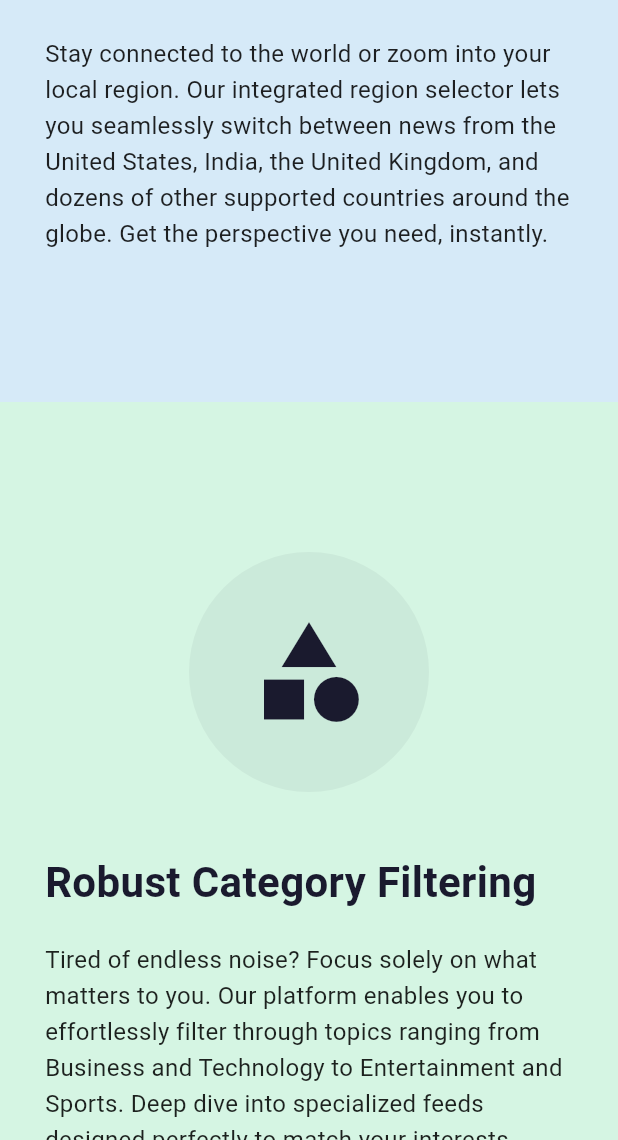
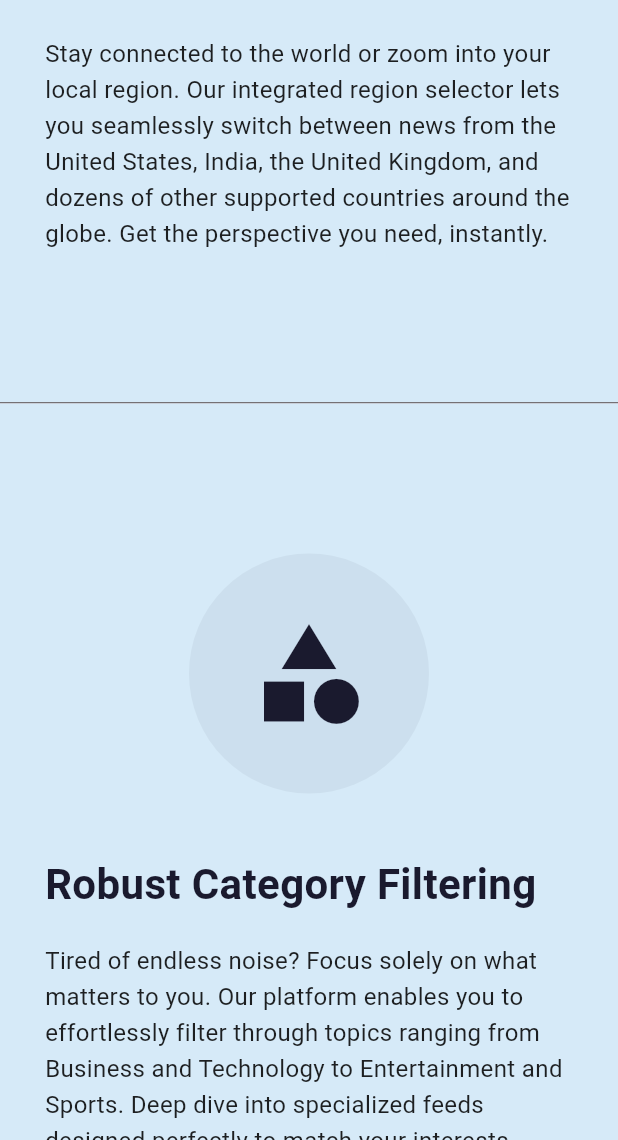
Before and after one commit to Nishiv15/news_feed, a Flutter app: the screen it shows after launch, scrolled down 1152 dp, on a phone screen of 412 x 824 dp, the part 96-1236 px from its top. Run offline on Flutter 3.47's test engine with Material 3 defaults, Android fonts, the phone set to English and light mode, and no system bars; our stand-ins replace flutter_dotenv.

Commit message:
style: add horizontal ruler seperating sections

```diff
--- a/news_feed/lib/screens/HomePage.dart
+++ b/news_feed/lib/screens/HomePage.dart
@@ -128,7 +128,7 @@ class HomePage extends StatelessWidget {
               ),
             ),
 
-            // --- Feature Section 1 ---
+            // Feature Section 1
             _buildLargeFeatureSection(
               icon: Icons.flag,
               title: 'Global, Country-Wise News',
@@ -137,10 +137,12 @@ class HomePage extends StatelessWidget {
                   'news from the United States, India, the United Kingdom, and dozens of other '
                   'supported countries around the globe. Get the perspective you need, instantly.',
               imageLeft: true,
-              backgroundColor: const Color(0xFFD6EAF8), // Visible Sky Blue
+              backgroundColor: const Color(0xFFD6EAF8),
             ),
 
-            // --- Feature Section 2 ---
+            const Divider(height: 1, thickness: 1, color: Colors.black54),
+
+            // Feature Section 2
             _buildLargeFeatureSection(
               icon: Icons.category,
               title: 'Robust Category Filtering',
@@ -149,10 +151,12 @@ class HomePage extends StatelessWidget {
                   'Business and Technology to Entertainment and Sports. Deep dive into specialized '
                   'feeds designed perfectly to match your interests.',
               imageLeft: false,
-              backgroundColor: const Color(0xFFD5F5E3), // Visible Mint Green
+              backgroundColor: const Color(0xFFD6EAF8),
             ),
 
-            // --- Feature Section 3 ---
+            const Divider(height: 1, thickness: 1, color: Colors.black54),
+
+            // Feature Section 3
             _buildLargeFeatureSection(
               icon: Icons.auto_awesome,
               title: 'Intelligent AI Summarization',
@@ -161,9 +165,9 @@ class HomePage extends StatelessWidget {
                   'Instantly generate crisp, accurate, and lightning-fast summaries of any headline '
                   'so you can grasp the core story in mere seconds without skipping a beat.',
               imageLeft: true,
-              backgroundColor: const Color(0xFFE8DAEF), // Visible Soft Lavender
+              backgroundColor: const Color(0xFFD6EAF8),
             ),
-            // Re-using the minimal footer
+
             const FooterWidget(),
           ],
         ),
```
